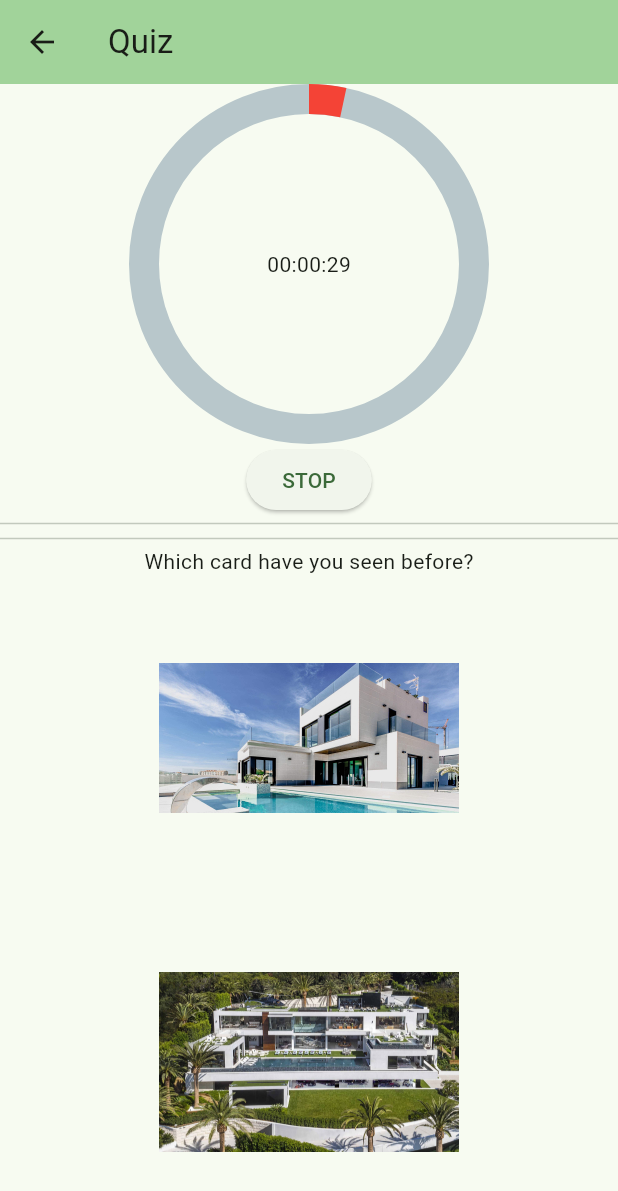
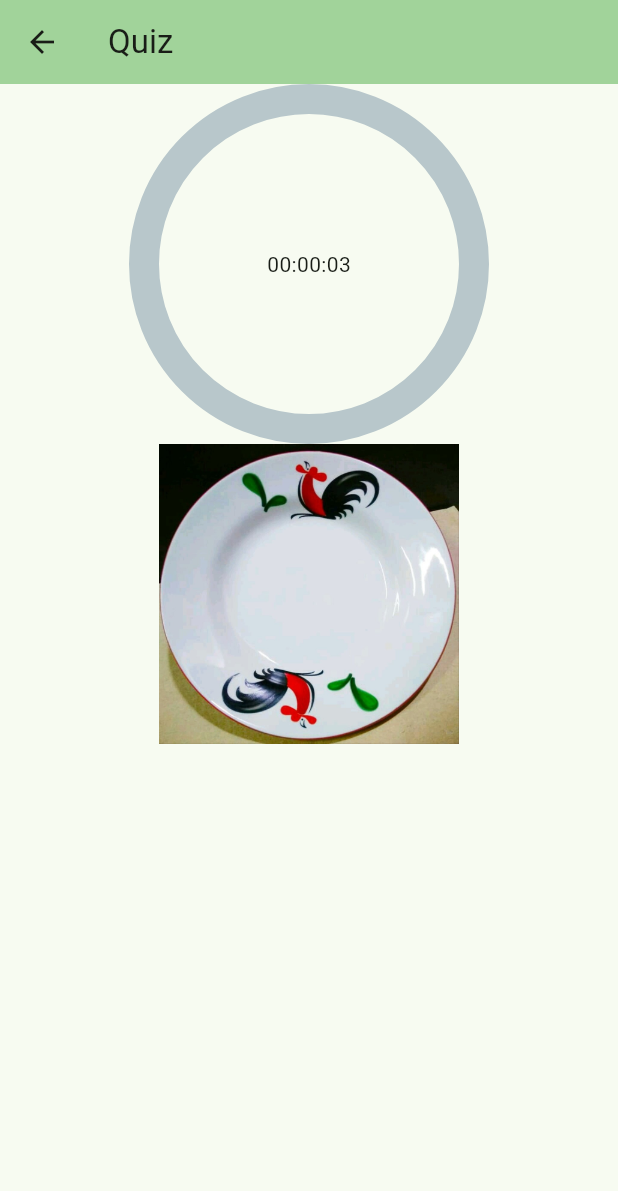
Before and after one commit to IMRMT/ET_UTS, a Flutter app: the Game screen opened by its route, on a phone screen of 412 x 824 dp. Shown: the top 1191 px of the screen. Run offline on Flutter 3.47's test engine with Material 3 defaults, Android fonts, the phone set to English and light mode, and no system bars; drawn by our look-alikes of percent_indicator.

Commit message:
update game.dart 2
masih error

```diff
--- a/lib/screen/game.dart
+++ b/lib/screen/game.dart
@@ -1,6 +1,7 @@
 import 'dart:async';
 import 'package:cardgame/screen/questionbank.dart';
 import 'package:flutter/material.dart';
+import 'package:flutter/widgets.dart';
 import 'package:percent_indicator/percent_indicator.dart';
 
 class Game extends StatefulWidget {
@@ -11,19 +12,25 @@ class Game extends StatefulWidget {
 }
 
 class _QuizState extends State<Game> {
+
+  bool animated = false;
   List<QuestionObj> _questions = [];
-  List<AnswerImage> _answerimg = [];
+  List<AnswerImage> _answerimg = []; //gambar jawaban awal
+
   int _question_no = 0;
+  int _img_no = 0;
   int _point = 0;
 
-  int _hitungGambar = 3;
+  int _hitungGambar = 3; //durasi gambar jawaban
   int _initialValueGambar = 3;
 
-  int _hitung = 30;
+  int _hitung = 30;//durasi pertanyaan
   int _initialValue = 30;
   late Timer _timer;
   late Timer _timerGambar;
   // String _activeUser = "";
+
+  late bool _timer2IsActive = false;
 
   @override
   void initState() {
@@ -73,38 +80,18 @@ class _QuizState extends State<Game> {
           'assets/images/rumah-4.jpg',
           'assets/images/rumah-1.jpg'),
     ];
-    timerMethodGambar();
     _questions.shuffle();
 
     timerMethod();
-
-    // _getActiveUser();
   }
 
-  // void _getActiveUser() async {
-  //   final prefs = await SharedPreferences.getInstance();
-  //   setState(() {
-  //     _activeUser = prefs.getString("user_id") ?? "";
-  //   });
-  // }
 
-  //   void _saveTopScore() async {
-  //   final prefs = await SharedPreferences.getInstance();
-  //   final int? topPoint = prefs.getInt("top_point");
-  //   if (topPoint == null || _point > topPoint) {
-  //     prefs.setInt("top_point", _point);
-  //     prefs.setString("top_user", _activeUser);
-  //   }
-  // }
 
   @override
   void dispose() {
     _timer.cancel();
     _hitung = 0;
     super.dispose();
-
-    _timerGambar.cancel();
-    _hitungGambar = 0;
   }
 
   void timerMethod() {
@@ -112,87 +99,46 @@ class _QuizState extends State<Game> {
       Duration(milliseconds: 1000),
       (timer) {
         setState(() {
+          animated = !animated;
           if (_hitung > 0) {
             _hitung--;
+
           } else {
-            // _timer.cancel();
-            // _hitung =10;
-            //   _question_no++;
-            //   if (_question_no > _questions.length - 1) _question_no = 0;
-            //   _hitung = _initialValue;
-            finishQuiz();
+              if (!_timer2IsActive) {
+                _timer.cancel();
+                timerMethodGambar();
             }
-          // else if(_hitung == 0){
-          //   	showDialog<String>(
-          //     context: context,
-          //     builder: (BuildContext context) => AlertDialog(
-          //     title: Text('Timer'),
-          //     content: Text('Timer is up'),
-          //     actions: <Widget>[
-          //       TextButton(
-          //         onPressed: () => Navigator.pop(context, 'OK'),
-          //         child: const Text('OK'),
-          //     ),
-          //     ],
-          //     ));
-          //   _timer.cancel();
-          //   _hitung =10;
-          // }
+          }
         });
       },
     );
   }
 
+  //CEK ULANG
   void timerMethodGambar() {
     _timerGambar = Timer.periodic(
-      Duration(milliseconds: 300),
+      Duration(milliseconds: 1000),
       (timerGambar) {
         setState(() {
+          animated = !animated;
           if (_hitungGambar > 0) {
             _hitungGambar--;
           } else {
-            // _timer.cancel();
-            // _hitung =10;
-            //   _question_no++;
-            //   if (_question_no > _questions.length - 1) _question_no = 0;
-            //   _hitung = _initialValue;
-            startQuiz();
+            _timerGambar.cancel();
+            setState(() {
+              animated = !animated;
+              _hitungGambar = _initialValueGambar;
+              _timer2IsActive = false;
+            });
           }
-          // else if(_hitung == 0){
-          //   	showDialog<String>(
-          //     context: context,
-          //     builder: (BuildContext context) => AlertDialog(
-          //     title: Text('Timer'),
-          //     content: Text('Timer is up'),
-          //     actions: <Widget>[
-          //       TextButton(
-          //         onPressed: () => Navigator.pop(context, 'OK'),
-          //         child: const Text('OK'),
-          //     ),
-          //     ],
-          //     ));
-          //   _timer.cancel();
-          //   _hitung =10;
-          // }
         });
       },
     );
   }
 
-  @override
-  Widget build(BuildContext context) {
-    return Scaffold(
-        appBar: AppBar(
-          title: const Text('Quiz'),
-          backgroundColor: Theme.of(context).colorScheme.inversePrimary,
-        ),
-        body: SingleChildScrollView(
-          child: Center(
-              child: Column(children: <Widget>[
-            // Text(formatTime(_initialValue),
-            //     style: const TextStyle(
-            //       fontSize: 24,
-            //     )),
+  Widget widget2() {
+    return Column(
+      children: <Widget>[
         CircularPercentIndicator(
           radius: 120.0,
           lineWidth: 20.0,
@@ -205,18 +151,9 @@ class _QuizState extends State<Game> {
             setState(() {
               _timer.isActive ? _timer.cancel() : timerMethod();
             });
-                // _timer.cancel();
           },
           child: Text(_timer.isActive ? "STOP" : "START"),
-              // child: Text("STOP")
         ),
-            //  ElevatedButton(onPressed: (){
-            //   timerMethod();
-            // }, child: Text("START")),
-            Divider(
-              height: 10,
-            ),
-
         Divider(
           height: 10,
         ),
@@ -261,9 +198,55 @@ class _QuizState extends State<Game> {
             width: 200,
           ),
         ),
-          ])),
-        ));
+      ],
+    );
   }
+
+  //CEK ULANG
+  //Gambar jawaban
+  Widget widget1(){
+    return Column(
+      children: <Widget>[
+        CircularPercentIndicator(
+          radius: 120.0,
+          lineWidth: 20.0,
+          percent: 1 - (_hitungGambar / _initialValueGambar),
+          center: Text(formatTime(_hitungGambar)),
+          progressColor: Colors.red,
+        ),
+        Image.asset(
+          _answerimg[_img_no].answer,
+            height: 200,
+            width: 200,
+        ),
+      ],
+    );
+  }
+
+
+@override
+Widget build(BuildContext context) {
+  return Scaffold(
+    appBar: AppBar(
+      title: const Text('Quiz'),
+      backgroundColor: Theme.of(context).colorScheme.inversePrimary,
+    ),
+    body: SingleChildScrollView(
+      child: Center(
+        child:
+        AnimatedSwitcher(
+          duration: const Duration(seconds: 2),
+          transitionBuilder: (Widget child, Animation<double> animation) {
+            return RotationTransition(turns: animation, child: child);
+            //return ScaleTransition(child: child, scale: animation);
+          },
+          child: animated ? widget1() : widget2(),
+        ),
+      ),
+    ),
+  );
+}
+
 
   String formatTime(int hitung) {
     var hours = (hitung ~/ 3600).toString().padLeft(2, '0');
@@ -287,9 +270,11 @@ class _QuizState extends State<Game> {
     });
   }
 
-  startQuiz() {
-    _timerGambar.cancel();
-  }
+  //CEK ULANG
+  // startImage() {
+  //   _timerGambar.cancel();
+  // }
+
 
   finishQuiz() {
     _timer.cancel();
```
Lines whose indentation alone changed are shown as unchanged.
